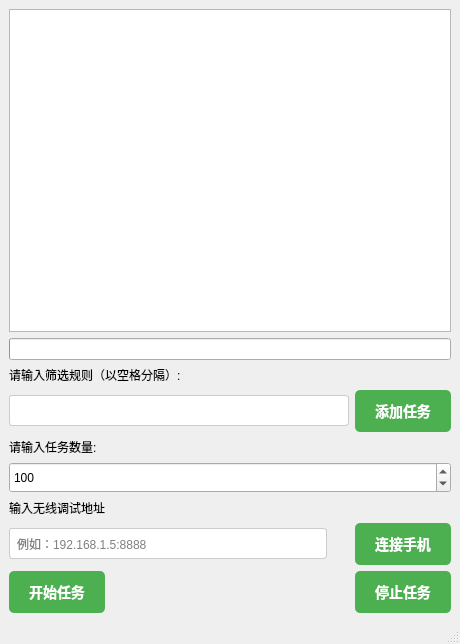
hongzhe12/ResumeAce, file main_window.ui: the form before one commit.
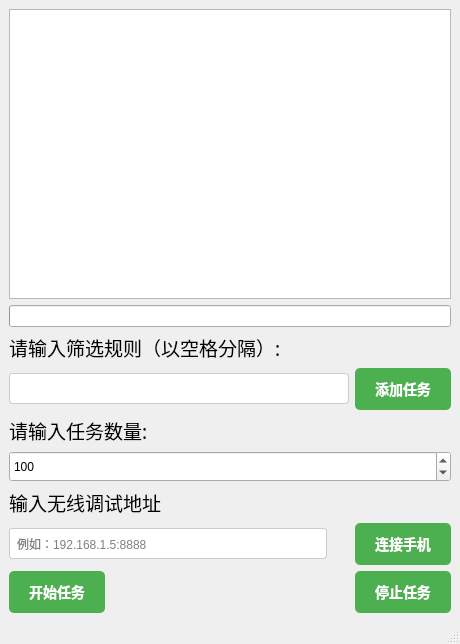
The form after the commit. Icons and pictures are not drawn.

Commit message: 1. 修复多次添加筛选规则后，但是没有应用新规则的问题。 2. 修改字体大小。 3. 删除多余调试日志信息。 4. 删除工作线程中的冗余代码。

```diff
--- a/main_window.ui
+++ b/main_window.ui
@@ -37,9 +37,25 @@
    <layout class="QGridLayout" name="gridLayout">
     <item row="0" column="0">
      <widget class="QTextEdit" name="log_output">
+      <property name="font">
+       <font>
+        <family>方正粗黑宋简体</family>
+        <pointsize>16</pointsize>
+       </font>
+      </property>
       <property name="readOnly">
        <bool>true</bool>
       </property>
+      <property name="html">
+       <string>&lt;!DOCTYPE HTML PUBLIC &quot;-//W3C//DTD HTML 4.0//EN&quot; &quot;http://www.w3.org/TR/REC-html40/strict.dtd&quot;&gt;
+&lt;html&gt;&lt;head&gt;&lt;meta name=&quot;qrichtext&quot; content=&quot;1&quot; /&gt;&lt;meta charset=&quot;utf-8&quot; /&gt;&lt;style type=&quot;text/css&quot;&gt;
+p, li { white-space: pre-wrap; }
+hr { height: 1px; border-width: 0; }
+li.unchecked::marker { content: &quot;\2610&quot;; }
+li.checked::marker { content: &quot;\2612&quot;; }
+&lt;/style&gt;&lt;/head&gt;&lt;body style=&quot; font-family:'方正粗黑宋简体'; font-size:16pt; font-weight:400; font-style:normal;&quot;&gt;
+&lt;p style=&quot; margin-top:12px; margin-bottom:12px; margin-left:0px; margin-right:0px; -qt-block-indent:0; text-indent:0px;&quot;&gt;&lt;br /&gt;&lt;/p&gt;&lt;/body&gt;&lt;/html&gt;</string>
+      </property>
      </widget>
     </item>
     <item row="1" column="0">
@@ -47,6 +63,12 @@
     </item>
     <item row="2" column="0">
      <widget class="QLabel" name="filter_label">
+      <property name="font">
+       <font>
+        <family>华文行楷</family>
+        <pointsize>14</pointsize>
+       </font>
+      </property>
       <property name="text">
        <string>请输入筛选规则（以空格分隔）:</string>
       </property>
@@ -87,6 +109,13 @@
           <height>40</height>
          </size>
         </property>
+        <property name="font">
+         <font>
+          <family>华文行楷</family>
+          <pointsize>-1</pointsize>
+          <bold>true</bold>
+         </font>
+        </property>
         <property name="text">
          <string>添加任务</string>
         </property>
@@ -96,6 +125,12 @@
     </item>
     <item row="4" column="0">
      <widget class="QLabel" name="num_tasks_label">
+      <property name="font">
+       <font>
+        <family>华文行楷</family>
+        <pointsize>14</pointsize>
+       </font>
+      </property>
       <property name="text">
        <string>请输入任务数量:</string>
       </property>
@@ -137,6 +172,12 @@
     </item>
     <item row="6" column="0">
      <widget class="QLabel" name="filter_label_2">
+      <property name="font">
+       <font>
+        <family>华文行楷</family>
+        <pointsize>14</pointsize>
+       </font>
+      </property>
       <property name="text">
        <string>输入无线调试地址</string>
       </property>
```
Left out of the diff: 21 changed lines with no effect on the pictures. The commit also changes 2 other files.
